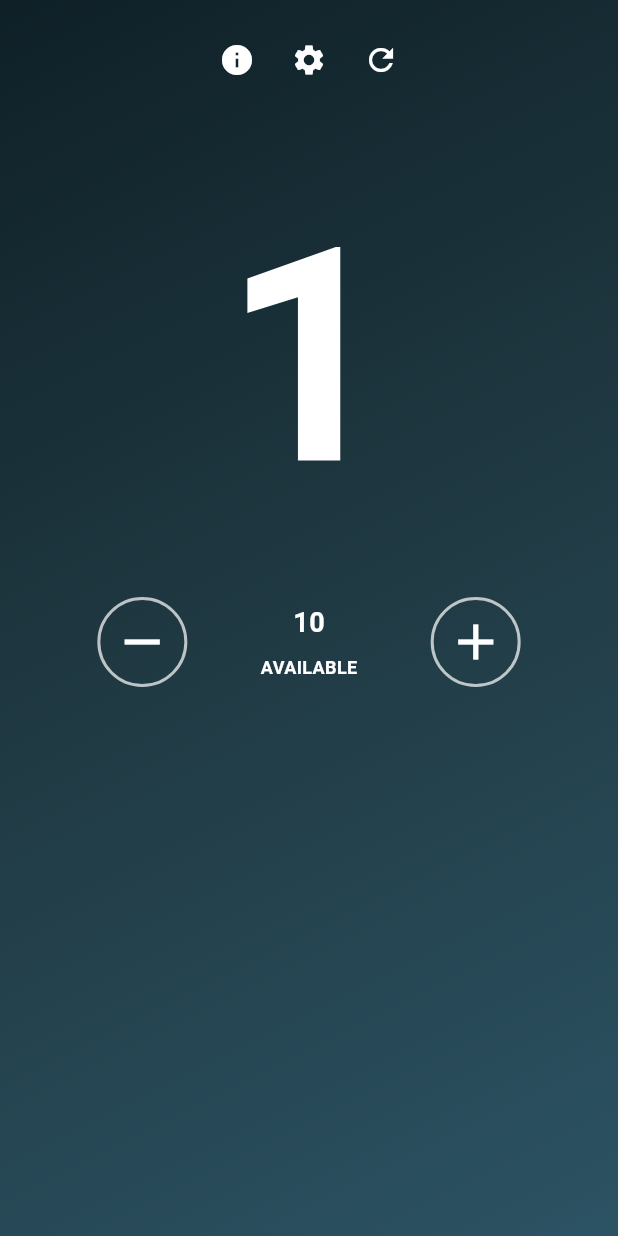
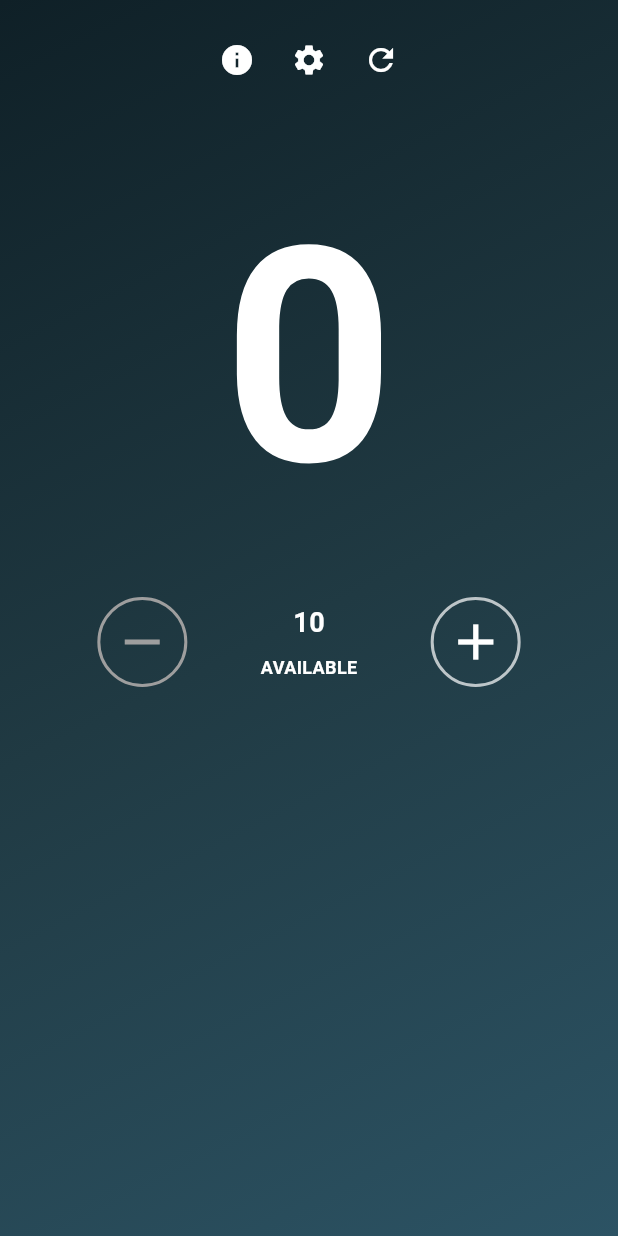
Before and after one commit to tamourax/iti, a Flutter app: the screen it shows after launch, after a tap on the "refresh" icon, on a phone screen of 412 x 824 dp. Run offline on Flutter 3.47's test engine with Material 3 defaults, Android fonts, the phone set to English and light mode, and no system bars.

Commit message:
validation count

```diff
--- a/lib/main.dart
+++ b/lib/main.dart
@@ -1,11 +1,7 @@
-
-
 import 'package:flutter/material.dart';
 
 void main() {
-  runApp(
-    screen(), // Wrap your app
-  );
+  runApp(screen());
 }
 
 class screen extends StatefulWidget {
@@ -16,19 +12,17 @@ class screen extends StatefulWidget {
 }
 
 class _screenState extends State<screen> {
+  int count = 0;
+  int maxValue = 10;
+  int minValue = 0;
+  String statusText = "";
+
+  int get available => maxValue - count; // دا الرقم الباقي عشان محدش يتوه
+
   @override
-  int count = 1;
-
   Widget build(BuildContext context) {
-
-
-
-
-
-
     return MaterialApp(
       debugShowCheckedModeBanner: false,
-
       home: Scaffold(
         body: Container(
           decoration: const BoxDecoration(
@@ -56,7 +50,12 @@ class _screenState extends State<screen> {
                         icon: Icon(Icons.settings, color: Colors.white),
                       ),
                       IconButton(
-                        onPressed: () {},
+                        onPressed: () {
+                          setState(() {
+                            count = 0;
+                            statusText = "";
+                          });
+                        },
                         icon: Icon(Icons.refresh, color: Colors.white),
                       ),
                     ],
@@ -73,29 +72,32 @@ class _screenState extends State<screen> {
                   SizedBox(height: 16),
                   Row(
                     mainAxisAlignment: MainAxisAlignment.spaceEvenly,
-
                     children: [
                       GestureDetector(
                         onTap: () {
-                         count--;
-                          print(count);
-                          setState((){
-
-
-                          });
-
+                          if (count > minValue) {
+                            setState(() {
+                              count--;
+                              statusText = "";
+                              if (count == minValue) {
+                                statusText = "Reached Minimum";
+                              }
+                            });
+                          }
                         },
                         child: Container(
                           decoration: BoxDecoration(
                             shape: BoxShape.circle,
-                            border: Border.all(color: Colors.white70, width: 2),
+                            border: Border.all(
+                              color: count > minValue ? Colors.white70 : Colors.grey,
+                              width: 2,
+                            ),
                           ),
-
                           child: Padding(
                             padding: const EdgeInsets.all(8.0),
                             child: Icon(
                               Icons.remove,
-                              color: Colors.white,
+                              color: count > minValue ? Colors.white : Colors.grey,
                               size: 40,
                             ),
                           ),
@@ -104,7 +106,7 @@ class _screenState extends State<screen> {
                       Column(
                         children: [
                           Text(
-                            '10',
+                            '$available',
                             style: TextStyle(
                               fontWeight: FontWeight.w700,
                               fontSize: 18,
@@ -122,30 +124,46 @@ class _screenState extends State<screen> {
                           ),
                         ],
                       ),
-
                       GestureDetector(
                         onTap: () {
-                          count = count + 1;
-
-                          setState(() {});
+                          if (count < maxValue) {
+                            setState(() {
+                              count++;
+                              statusText = "";
+                              if (count == maxValue) {
+                                statusText = "Reached Maximum";
+                              }
+                            });
+                          }
                         },
                         child: Container(
                           decoration: BoxDecoration(
                             shape: BoxShape.circle,
-                            border: Border.all(color: Colors.white70, width: 2),
+                            border: Border.all(
+                              color: count < maxValue ? Colors.white70 : Colors.grey,
+                              width: 2,
+                            ),
                           ),
-
                           child: Padding(
                             padding: const EdgeInsets.all(8.0),
                             child: Icon(
                               Icons.add,
-                              color: Colors.white,
+                              color: count < maxValue ? Colors.white : Colors.grey,
                               size: 40,
                             ),
                           ),
                         ),
                       ),
                     ],
+                  ),
+                  SizedBox(height: 20),
+                  Text(
+                    statusText,
+                    style: TextStyle(
+                      fontSize: 18,
+                      fontWeight: FontWeight.bold,
+                      color: Colors.redAccent,
+                    ),
                   ),
                 ],
               ),
```
